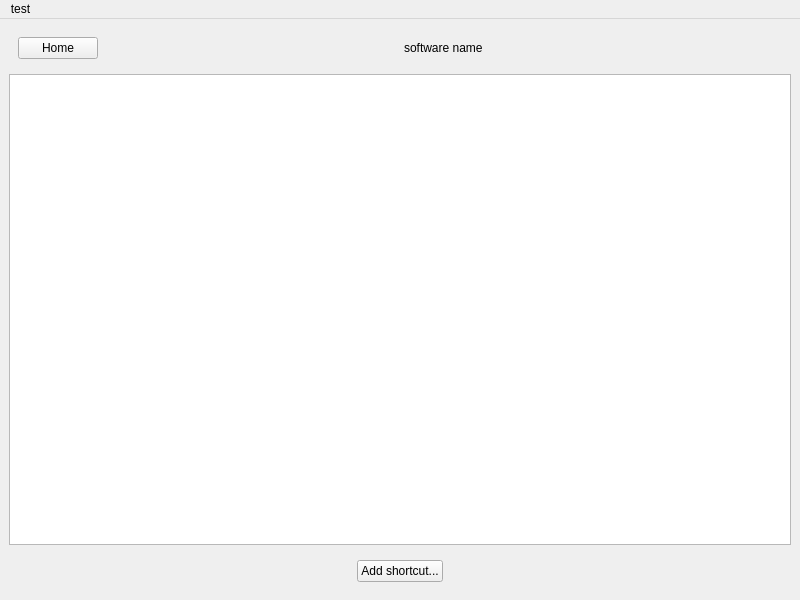
This is ui/main.ui in TYZ47/ShortcutMemo as Qt 5 draws it before an edit. The edited form follows.
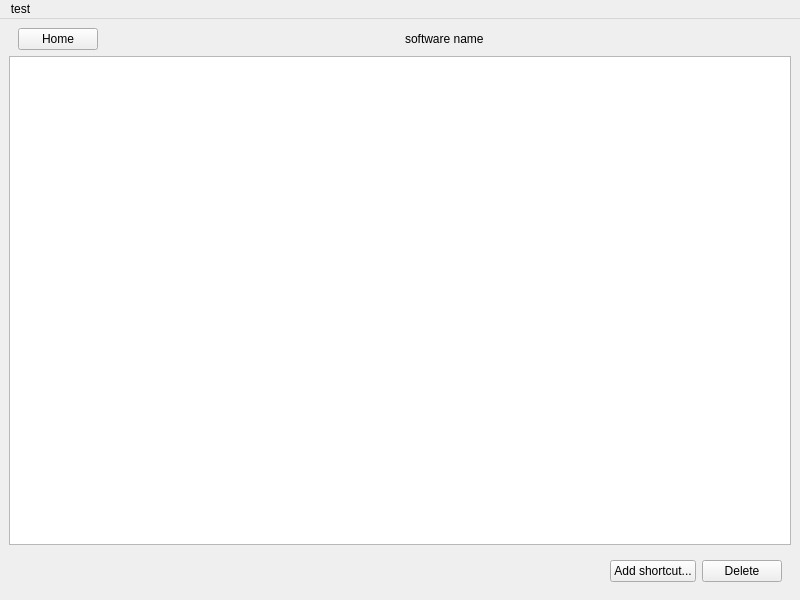
This is the edited form.

```diff
--- a/ui/main.ui
+++ b/ui/main.ui
@@ -86,6 +86,18 @@
         <item>
          <widget class="QWidget" name="widget_3" native="true">
           <layout class="QHBoxLayout" name="horizontalLayout_3">
+           <property name="spacing">
+            <number>0</number>
+           </property>
+           <property name="topMargin">
+            <number>0</number>
+           </property>
+           <property name="rightMargin">
+            <number>0</number>
+           </property>
+           <property name="bottomMargin">
+            <number>0</number>
+           </property>
            <item>
             <widget class="QPushButton" name="btn_home">
              <property name="text">
@@ -156,17 +168,11 @@
             </widget>
            </item>
            <item>
-            <spacer name="horizontalSpacer_3">
-             <property name="orientation">
-              <enum>Qt::Horizontal</enum>
+            <widget class="QPushButton" name="btn_delete">
+             <property name="text">
+              <string>Delete</string>
              </property>
-             <property name="sizeHint" stdset="0">
-              <size>
-               <width>324</width>
-               <height>20</height>
-              </size>
-             </property>
-            </spacer>
+            </widget>
            </item>
           </layout>
          </widget>
```
Left out of the diff: 6 changed lines with no effect on the pictures.
